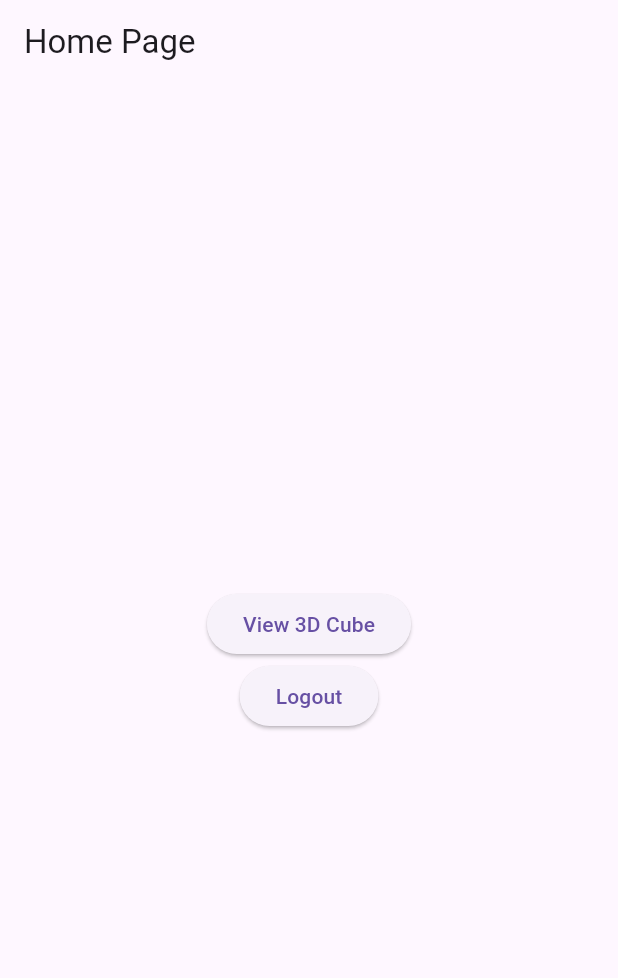
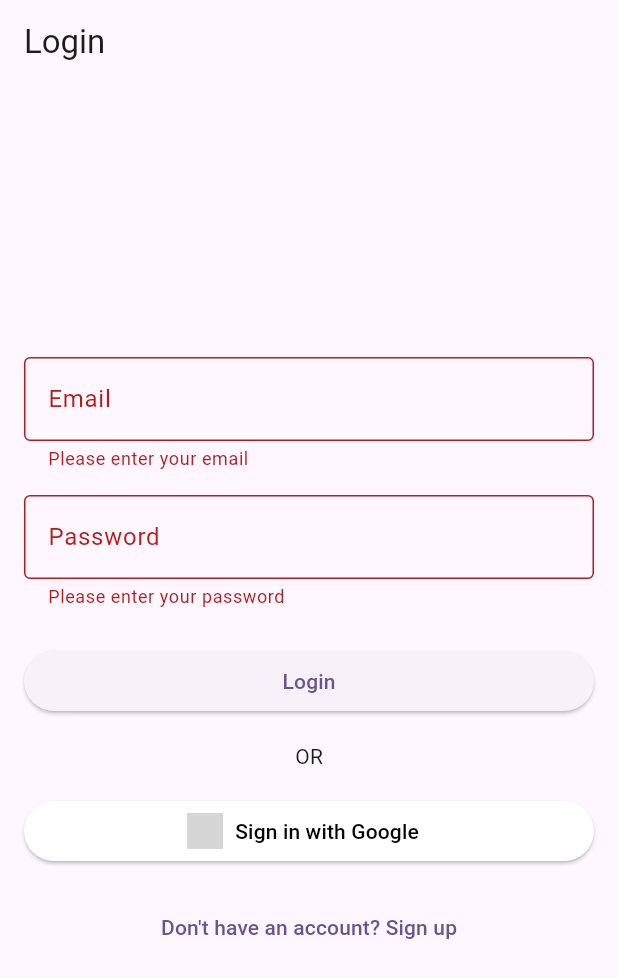
Before and after one commit to DevvBhuva/2d_to_3d, a Flutter app: the screen it shows after launch, after a tap on "Login", on a phone screen of 412 x 824 dp. Shown: the top 978 px of the screen. Run offline on Flutter 3.47's test engine with Material 3 defaults, Android fonts, the phone set to English and light mode, and no system bars; our stand-ins replace firebase_auth, firebase_core, google_sign_in; missing offline and left inert: flutter_cube, model_viewer_plus; accounts and stored records are empty; grey boxes are pictures that could not be loaded.

Commit message:
new commit done

```diff
--- a/lib/main.dart
+++ b/lib/main.dart
@@ -1,22 +1,50 @@
 import 'package:flutter/material.dart';
-import 'home_page.dart';
-import 'login_page.dart';
-import 'signup_page.dart';
+import 'package:firebase_core/firebase_core.dart';
+import 'package:provider/provider.dart';
+import 'services/auth_service.dart';
+import 'screens/login_screen.dart';
+import 'screens/home_screen.dart';
 
-void main() {
-  runApp(MyApp());
+void main() async {
+  WidgetsFlutterBinding.ensureInitialized();
+  await Firebase.initializeApp();
+  runApp(const MyApp());
 }
 
 class MyApp extends StatelessWidget {
+  const MyApp({super.key});
+
   @override
   Widget build(BuildContext context) {
-    return MaterialApp(
-      debugShowCheckedModeBanner: false,
-      initialRoute: '/login',
-      routes: {
-        '/login': (context) => LoginPage(),
-        '/signup': (context) => SignupPage(),
-        '/home': (context) => HomePage(),
+    return Provider<AuthService>(
+      create: (_) => AuthService(),
+      child: MaterialApp(
+        title: '3D Model Viewer',
+        theme: ThemeData(
+          colorScheme: ColorScheme.fromSeed(seedColor: Colors.deepPurple),
+          useMaterial3: true,
+        ),
+        home: const AuthWrapper(),
+      ),
+    );
+  }
+}
+
+class AuthWrapper extends StatelessWidget {
+  const AuthWrapper({super.key});
+
+  @override
+  Widget build(BuildContext context) {
+    return StreamBuilder(
+      stream: context.read<AuthService>().authStateChanges,
+      builder: (context, snapshot) {
+        if (snapshot.connectionState == ConnectionState.waiting) {
+          return const Center(child: CircularProgressIndicator());
+        }
+        if (snapshot.hasData) {
+          return const HomeScreen();
+        }
+        return const LoginScreen();
       },
     );
   }
--- /dev/null
+++ b/lib/screens/login_screen.dart
@@ -0,0 +1,173 @@
+import 'package:flutter/material.dart';
+import 'package:provider/provider.dart';
+import '../services/auth_service.dart';
+import 'home_screen.dart';
+import 'signup_screen.dart';
+
+class LoginScreen extends StatefulWidget {
+  const LoginScreen({super.key});
+
+  @override
+  State<LoginScreen> createState() => _LoginScreenState();
+}
+
+class _LoginScreenState extends State<LoginScreen> {
+  final _formKey = GlobalKey<FormState>();
+  final _emailController = TextEditingController();
+  final _passwordController = TextEditingController();
+  bool _isLoading = false;
+
+  @override
+  void dispose() {
+    _emailController.dispose();
+    _passwordController.dispose();
+    super.dispose();
+  }
+
+  Future<void> _login() async {
+    if (_formKey.currentState!.validate()) {
+      setState(() => _isLoading = true);
+      try {
+        await context.read<AuthService>().signInWithEmailAndPassword(
+              _emailController.text.trim(),
+              _passwordController.text.trim(),
+            );
+        if (mounted) {
+          Navigator.pushReplacement(
+            context,
+            MaterialPageRoute(builder: (context) => const HomeScreen()),
+          );
+        }
+      } catch (e) {
+        if (mounted) {
+          ScaffoldMessenger.of(context).showSnackBar(
+            SnackBar(content: Text(e.toString())),
+          );
+        }
+      } finally {
+        if (mounted) {
+          setState(() => _isLoading = false);
+        }
+      }
+    }
+  }
+
+  Future<void> _signInWithGoogle() async {
+    setState(() => _isLoading = true);
+    try {
+      await context.read<AuthService>().signInWithGoogle();
+      if (mounted) {
+        Navigator.pushReplacement(
+          context,
+          MaterialPageRoute(builder: (context) => const HomeScreen()),
+        );
+      }
+    } catch (e) {
+      if (mounted) {
+        ScaffoldMessenger.of(context).showSnackBar(
+          SnackBar(content: Text(e.toString())),
+        );
+      }
+    } finally {
+      if (mounted) {
+        setState(() => _isLoading = false);
+      }
+    }
+  }
+
+  @override
+  Widget build(BuildContext context) {
+    return Scaffold(
+      appBar: AppBar(
+        title: const Text('Login'),
+      ),
+      body: Padding(
+        padding: const EdgeInsets.all(16.0),
+        child: Form(
+          key: _formKey,
+          child: Column(
+            mainAxisAlignment: MainAxisAlignment.center,
+            children: [
+              TextFormField(
+                controller: _emailController,
+                decoration: const InputDecoration(
+                  labelText: 'Email',
+                  border: OutlineInputBorder(),
+                ),
+                keyboardType: TextInputType.emailAddress,
+                validator: (value) {
+                  if (value == null || value.isEmpty) {
+                    return 'Please enter your email';
+                  }
+                  final emailRegex = RegExp(r'^[^@\s]+@[^@\s]+\.[^@\s]+$');
+                  if (!emailRegex.hasMatch(value)) {
+                    return 'Please enter a valid email address';
+                  }
+                  return null;
+                },
+              ),
+              const SizedBox(height: 16),
+              TextFormField(
+                controller: _passwordController,
+                decoration: const InputDecoration(
+                  labelText: 'Password',
+                  border: OutlineInputBorder(),
+                ),
+                obscureText: true,
+                validator: (value) {
+                  if (value == null || value.isEmpty) {
+                    return 'Please enter your password';
+                  }
+                  if (value.length < 6) {
+                    return 'Password must be at least 6 characters';
+                  }
+                  return null;
+                },
+              ),
+              const SizedBox(height: 24),
+              SizedBox(
+                width: double.infinity,
+                child: ElevatedButton(
+                  onPressed: _isLoading ? null : _login,
+                  child: _isLoading
+                      ? const CircularProgressIndicator()
+                      : const Text('Login'),
+                ),
+              ),
+              const SizedBox(height: 16),
+              const Text('OR'),
+              const SizedBox(height: 16),
+              SizedBox(
+                width: double.infinity,
+                child: ElevatedButton.icon(
+                  onPressed: _isLoading ? null : _signInWithGoogle,
+                  icon: Image.asset(
+                    'assets/google_logo.png',
+                    height: 24,
+                  ),
+                  label: const Text('Sign in with Google'),
+                  style: ElevatedButton.styleFrom(
+                    backgroundColor: Colors.white,
+                    foregroundColor: Colors.black,
+                  ),
+                ),
+              ),
+              const SizedBox(height: 16),
+              TextButton(
+                onPressed: () {
+                  Navigator.push(
+                    context,
+                    MaterialPageRoute(
+                      builder: (context) => const SignupScreen(),
+                    ),
+                  );
+                },
+                child: const Text('Don\'t have an account? Sign up'),
+              ),
+            ],
+          ),
+        ),
+      ),
+    );
+  }
+}
--- /dev/null
+++ b/lib/services/auth_service.dart
@@ -0,0 +1,67 @@
+import 'package:firebase_auth/firebase_auth.dart';
+import 'package:google_sign_in/google_sign_in.dart';
+
+class AuthService {
+  final FirebaseAuth _auth = FirebaseAuth.instance;
+  final GoogleSignIn _googleSignIn = GoogleSignIn();
+
+  // Get current user
+  User? get currentUser => _auth.currentUser;
+
+  // Stream of auth changes
+  Stream<User?> get authStateChanges => _auth.authStateChanges();
+
+  // Sign in with email and password
+  Future<UserCredential> signInWithEmailAndPassword(
+      String email, String password) async {
+    try {
+      return await _auth.signInWithEmailAndPassword(
+        email: email,
+        password: password,
+      );
+    } catch (e) {
+      rethrow;
+    }
+  }
+
+  // Register with email and password
+  Future<UserCredential> registerWithEmailAndPassword(
+      String email, String password) async {
+    try {
+      return await _auth.createUserWithEmailAndPassword(
+        email: email,
+        password: password,
+      );
+    } catch (e) {
+      rethrow;
+    }
+  }
+
+  // Sign in with Google
+  Future<UserCredential> signInWithGoogle() async {
+    try {
+      // Trigger the authentication flow
+      final GoogleSignInAccount? googleUser = await _googleSignIn.signIn();
+
+      // Obtain the auth details from the request
+      final GoogleSignInAuthentication googleAuth = await googleUser!.authentication;
+
+      // Create a new credential
+      final credential = GoogleAuthProvider.credential(
+        accessToken: googleAuth.accessToken,
+        idToken: googleAuth.idToken,
+      );
+
+      // Once signed in, return the UserCredential
+      return await _auth.signInWithCredential(credential);
+    } catch (e) {
+      rethrow;
+    }
+  }
+
+  // Sign out
+  Future<void> signOut() async {
+    await _googleSignIn.signOut();
+    await _auth.signOut();
+  }
+}
```
Also changed, not shown: lib/screens/home_screen.dart (added, +39 -0 lines), lib/screens/signup_screen.dart (added, +196 -0 lines), assets/google_logo.png (added), 47 other files.
